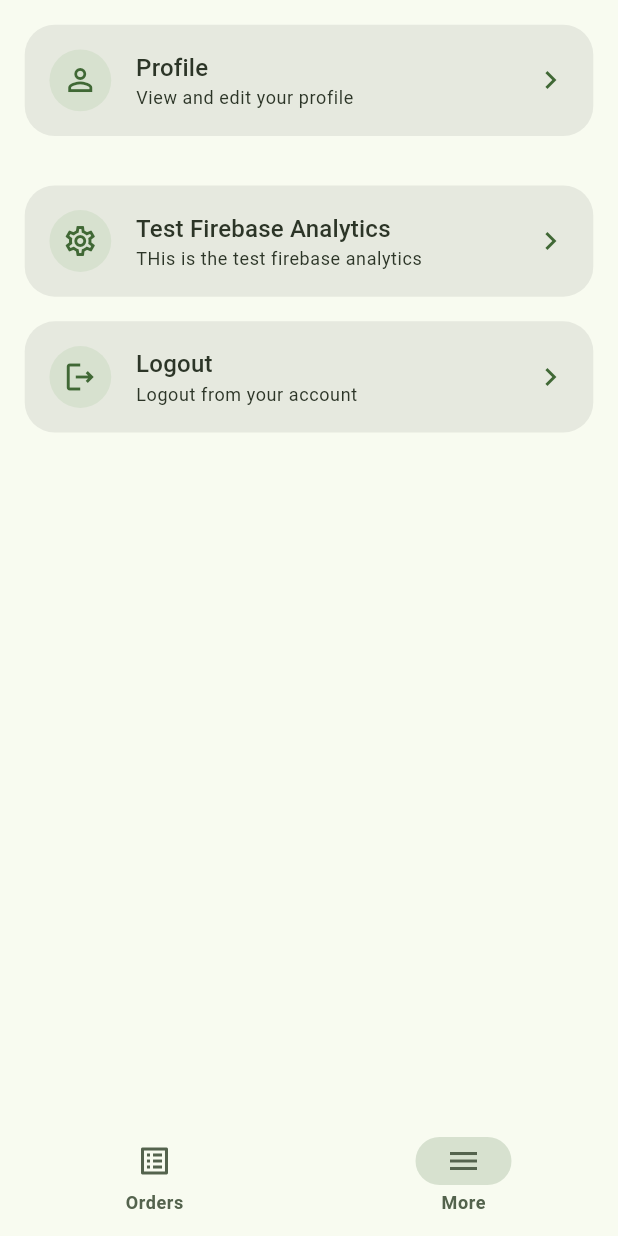
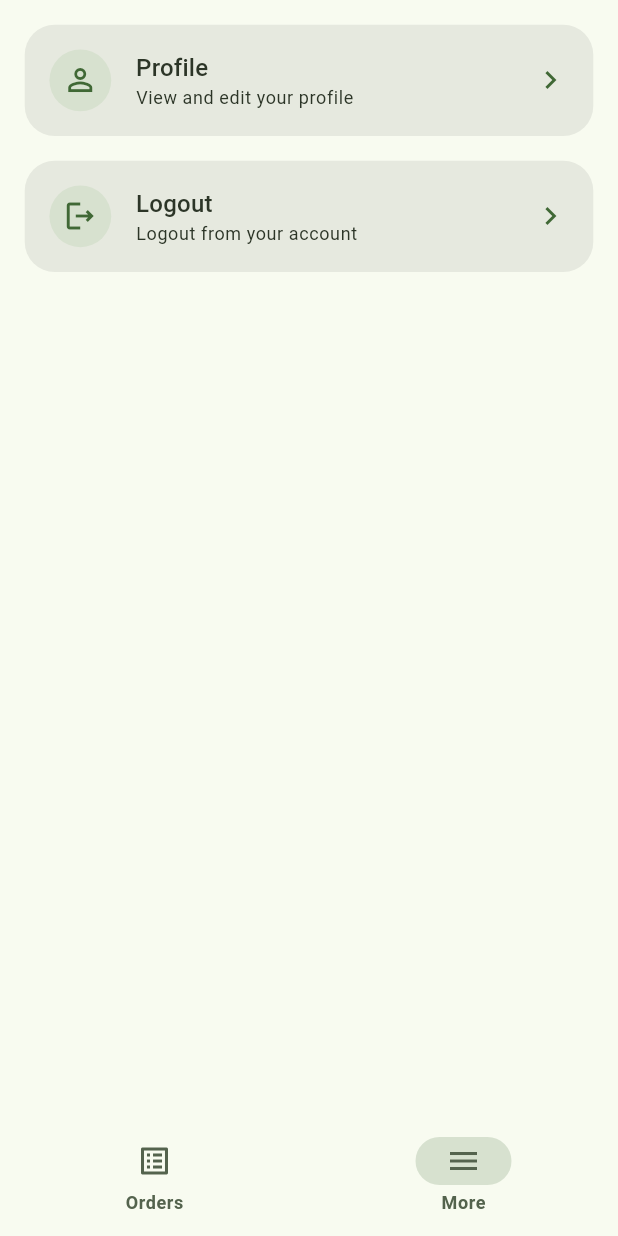
Before and after one commit to Pavel401/DineSync, a Flutter app: the WaiterHomeView screen opened directly, item 2 of the bottom bar chosen, on a phone screen of 412 x 824 dp. Run offline on Flutter 3.47's test engine with Material 3 defaults, Android fonts, the phone set to English and light mode, and no system bars; drawn by our look-alikes of flutter_bounceable; our stand-ins replace cached_network_image, cloud_firestore, dotted_border, dotted_line, equatable, firebase_analytics and 20 more; missing offline and left inert: flutter_swipe_button, niimbot_label_printer; accounts and stored records are empty.

Commit message:
Remove commented-out code and debug-related UI elements from MoreView

```diff
--- a/lib/app/modules/Waiter App/More/view/more_view.dart
+++ b/lib/app/modules/Waiter App/More/view/more_view.dart
@@ -3,10 +3,7 @@ import 'package:cho_nun_btk/app/components/settings_tile.dart';
 import 'package:cho_nun_btk/app/constants/colors.dart';
 import 'package:cho_nun_btk/app/constants/theme.dart';
 import 'package:cho_nun_btk/app/modules/Auth/controllers/auth_controller.dart';
-import 'package:cho_nun_btk/app/modules/Common/lable_printer.dart';
 import 'package:cho_nun_btk/app/modules/Waiter%20App/Profile/view/profile_view.dart';
-import 'package:cho_nun_btk/app/services/analytics.dart';
-import 'package:flutter/foundation.dart';
 import 'package:flutter/material.dart';
 import 'package:flutter_easyloading/flutter_easyloading.dart';
 import 'package:get/get.dart';
@@ -43,43 +40,43 @@ class _WaiterMoreViewState extends State<WaiterMoreView> {
                 );
               },
             ),
-            SizedBox(height: 2.h),
+            // SizedBox(height: 2.h),
 
-            kDebugMode
-                ? CafeMoreTileWidget(
-                    icon: Icons.settings_outlined,
-                    title: 'Test RAW Label Printer',
-                    subtitle: 'THis is the test for the nimboo label printer',
-                    onTap: () {
-                      Get.to(
-                        () => LablePrinterView(),
-                      );
-                    },
-                  )
-                : SizedBox(),
+            // kDebugMode
+            //     ? CafeMoreTileWidget(
+            //         icon: Icons.settings_outlined,
+            //         title: 'Test RAW Label Printer',
+            //         subtitle: 'THis is the test for the nimboo label printer',
+            //         onTap: () {
+            //           Get.to(
+            //             () => LablePrinterView(),
+            //           );
+            //         },
+            //       )
+            //     : SizedBox(),
 
-            SizedBox(height: 2.h),
+            // SizedBox(height: 2.h),
 
-            CafeMoreTileWidget(
-              icon: Icons.settings_outlined,
-              title: 'Test Firebase Analytics',
-              subtitle: 'THis is the test firebase analytics',
-              onTap: () async {
-                print('Tapped on Firebase Analytics');
-                AnalyticsService analyticsService = AnalyticsService();
+            // CafeMoreTileWidget(
+            //   icon: Icons.settings_outlined,
+            //   title: 'Test Firebase Analytics',
+            //   subtitle: 'THis is the test firebase analytics',
+            //   onTap: () async {
+            //     print('Tapped on Firebase Analytics');
+            //     AnalyticsService analyticsService = AnalyticsService();
 
-                try {
-                  await analyticsService.logEvent(
-                    eventName: 'created_new_order',
-                    parameters: <String, Object>{
-                      Analytics.TAP_SKILL_CARD: 'created_new_order',
-                    },
-                  );
-                } catch (error) {
-                  print('Error in logging event: $error');
-                }
-              },
-            ),
+            //     try {
+            //       await analyticsService.logEvent(
+            //         eventName: 'created_new_order',
+            //         parameters: <String, Object>{
+            //           Analytics.TAP_SKILL_CARD: 'created_new_order',
+            //         },
+            //       );
+            //     } catch (error) {
+            //       print('Error in logging event: $error');
+            //     }
+            //   },
+            // ),
 
             SizedBox(height: 2.h),
 
```
